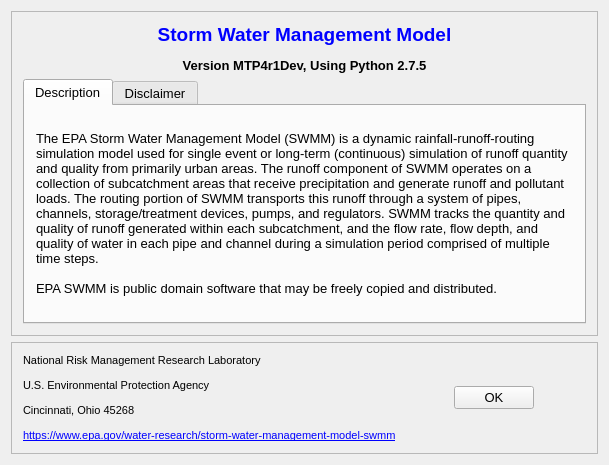
Above: src/ui/SWMM/frmAboutDesigner.ui from USEPA/SWMM-EPANET_User_Interface before the change. Below: the same form after it.
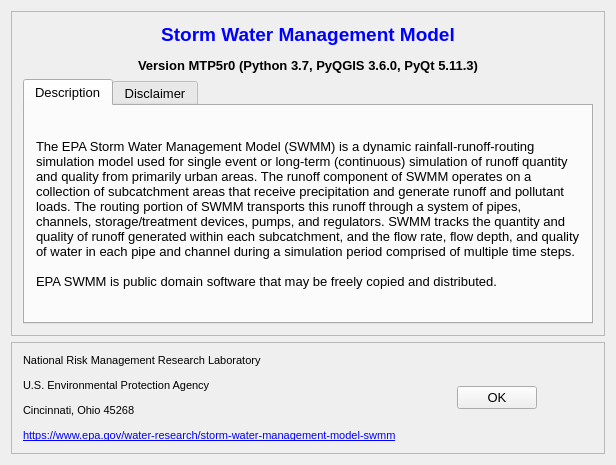
That is the form after the change.

Commit message: update software stack info in about window

Diff of the .ui file:
```diff
--- a/src/ui/SWMM/frmAboutDesigner.ui
+++ b/src/ui/SWMM/frmAboutDesigner.ui
@@ -6,7 +6,7 @@
    <rect>
     <x>0</x>
     <y>0</y>
-    <width>609</width>
+    <width>616</width>
     <height>465</height>
    </rect>
   </property>
@@ -32,7 +32,7 @@
        <item>
         <widget class="QLabel" name="lblSwmm">
          <property name="text">
-          <string>&lt;html&gt;&lt;head/&gt;&lt;body&gt;&lt;p align=&quot;center&quot;&gt;&lt;span style=&quot; font-size:14pt; font-weight:600; color:#0000ff;&quot;&gt;Storm Water Management Model&lt;/span&gt;&lt;/p&gt;&lt;p align=&quot;center&quot;&gt;&lt;span style=&quot; font-weight:600; color:#000000;&quot;&gt;Version MTP4r1Dev, Using Python 2.7.5&lt;/span&gt;&lt;/p&gt;&lt;/body&gt;&lt;/html&gt;</string>
+          <string>&lt;html&gt;&lt;head/&gt;&lt;body&gt;&lt;p align=&quot;center&quot;&gt;&lt;span style=&quot; font-size:14pt; font-weight:600; color:#0000ff;&quot;&gt;Storm Water Management Model&lt;/span&gt;&lt;/p&gt;&lt;p align=&quot;center&quot;&gt;&lt;span style=&quot; font-weight:600; color:#000000;&quot;&gt;Version MTP5r0 (Python 3.7, PyQGIS 3.6.0, PyQt 5.11.3)&lt;/span&gt;&lt;/p&gt;&lt;/body&gt;&lt;/html&gt;</string>
          </property>
         </widget>
        </item>
```
The commit also changes 4 other files.
